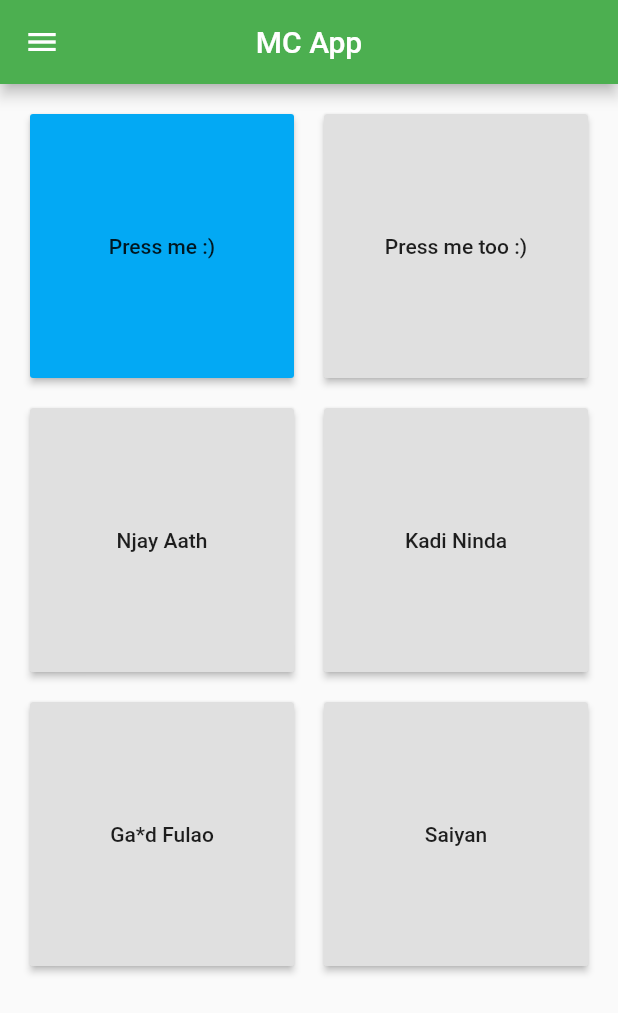
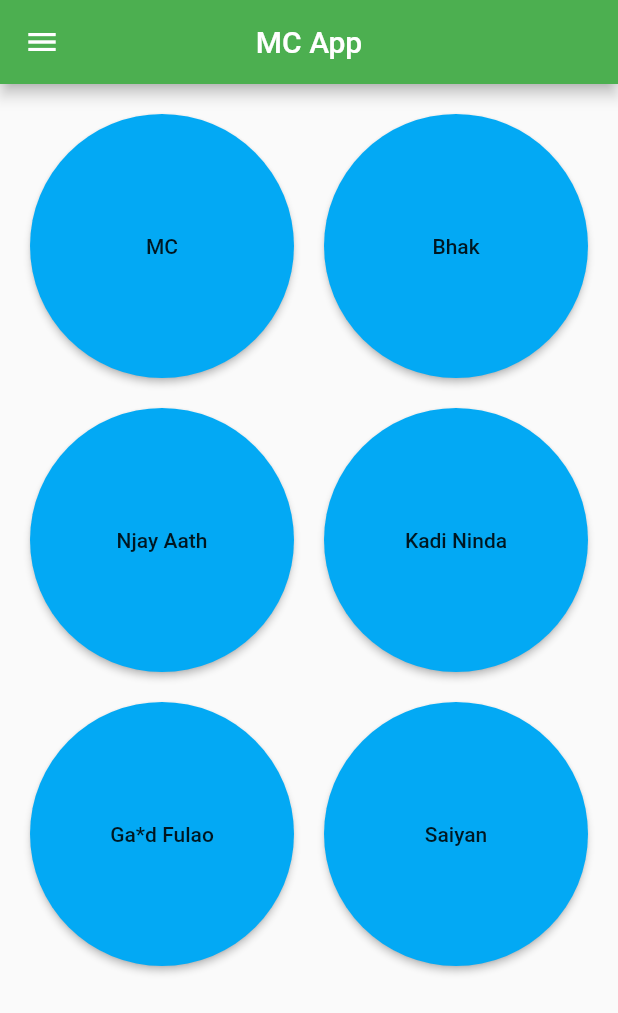
Before and after one commit to thecodepapaya/MC-App, a Flutter app: the screen it shows after launch, on a phone screen of 412 x 824 dp. Shown: the top 1013 px of the screen. Run offline on Flutter 3.47's test engine with Material 2 defaults, Android fonts, the phone set to English and light mode, and no system bars; our stand-ins replace audioplayers.

Commit message:
Changed layouts and buttons

```diff
--- a/lib/main.dart
+++ b/lib/main.dart
@@ -10,6 +10,7 @@ class Mc extends StatelessWidget {
       debugShowCheckedModeBanner: false,
       theme: ThemeData(
         primarySwatch: Colors.green,
+        buttonColor: Colors.lightBlue,
       ),
       home: McApp(),
     );
@@ -71,6 +72,13 @@ class _State extends State<McApp> {
     );
   }
 
+  void goToDoodle() {
+    Navigator.push(
+      context,
+      new MaterialPageRoute(builder: (context) => new DoodleScreen()),
+    );
+  }
+
   @override
   Widget build(BuildContext context) {
     return Scaffold(
@@ -95,9 +103,9 @@ class _State extends State<McApp> {
               onTap: changeScreen,
             ),
             ListTile(
-              enabled: true,
               title: Text("Made with ♥ by"),
               subtitle: Text("bLaCkLiGhT"),
+              onTap: goToDoodle,
             ),
           ],
         ),
@@ -110,29 +118,45 @@ class _State extends State<McApp> {
         crossAxisCount: 2,
         children: <Widget>[
           RaisedButton(
-            child: Text("Press me :)"),
-            color: Colors.lightBlue,
+            child: Text("MC"),
+            shape: CircleBorder(),
+            splashColor: Colors.black87,
             highlightElevation: 10,
             onPressed: playSoundMC,
           ),
           RaisedButton(
-            child: Text("Press me too :)"),
+            child: Text("Bhak"),
+            shape: CircleBorder(),
+            splashColor: Colors.black87,
+            highlightElevation: 10,
             onPressed: playSoundBB,
           ),
           RaisedButton(
             child: Text("Njay Aath"),
+            shape: CircleBorder(),
+            splashColor: Colors.black87,
+            highlightElevation: 10,
             onPressed: playSoundAN,
           ),
           RaisedButton(
             child: Text("Kadi Ninda"),
+            shape: CircleBorder(),
+            splashColor: Colors.black87,
+            highlightElevation: 10,
             onPressed: playSoundNJ,
           ),
           RaisedButton(
             child: Text("Ga*d Fulao"),
+            shape: CircleBorder(),
+            splashColor: Colors.black87,
+            highlightElevation: 10,
             onPressed: playSoundGF,
           ),
           RaisedButton(
             child: Text("Saiyan"),
+            shape: CircleBorder(),
+            splashColor: Colors.black87,
+            highlightElevation: 10,
             onPressed: playSoundSaiyan,
           ),
         ],
@@ -153,7 +177,7 @@ class SecondScreen extends StatelessWidget {
         mainAxisAlignment: MainAxisAlignment.center,
         children: <Widget>[
           Text(
-            "We are just a bunch of enthusiastic coders,programmers and meme developers who united for a common cause of saving the human race by developing all sorts of potentially useless apps.\n\n\n We also make some usefull apps but they mostly go unnoticed...\n\nDo you know about any of them?",
+            "We are just a bunch of enthusiastic coders,programmers and meme developers who united for a common cause of saving the human race by developing all sorts of potentially useless apps.\n\n\nConsidering the fact that you've so patiently read this section we feel like we've been successful in our adventure.\n\nThank you for being alive!",
             style: TextStyle(fontSize: 20.0),
             textAlign: TextAlign.center,
           ),
@@ -167,3 +191,22 @@ class SecondScreen extends StatelessWidget {
     );
   }
 }
+
+class DoodleScreen extends StatelessWidget {
+  @override
+  Widget build(BuildContext context) {
+    return Scaffold(
+      appBar: AppBar(
+        title: Title(
+          child: Text("New Window"),
+          color: Colors.green,
+        ),
+      ),
+      body: Text(
+        "\n\nNew World!\n I'm sorry there's nothing here right now\n\n Please check back with us later. We aren't really sorry for this 🤪",
+        style: TextStyle(fontSize: 30),
+        textAlign: TextAlign.center,
+      ),
+    );
+  }
+}
```
